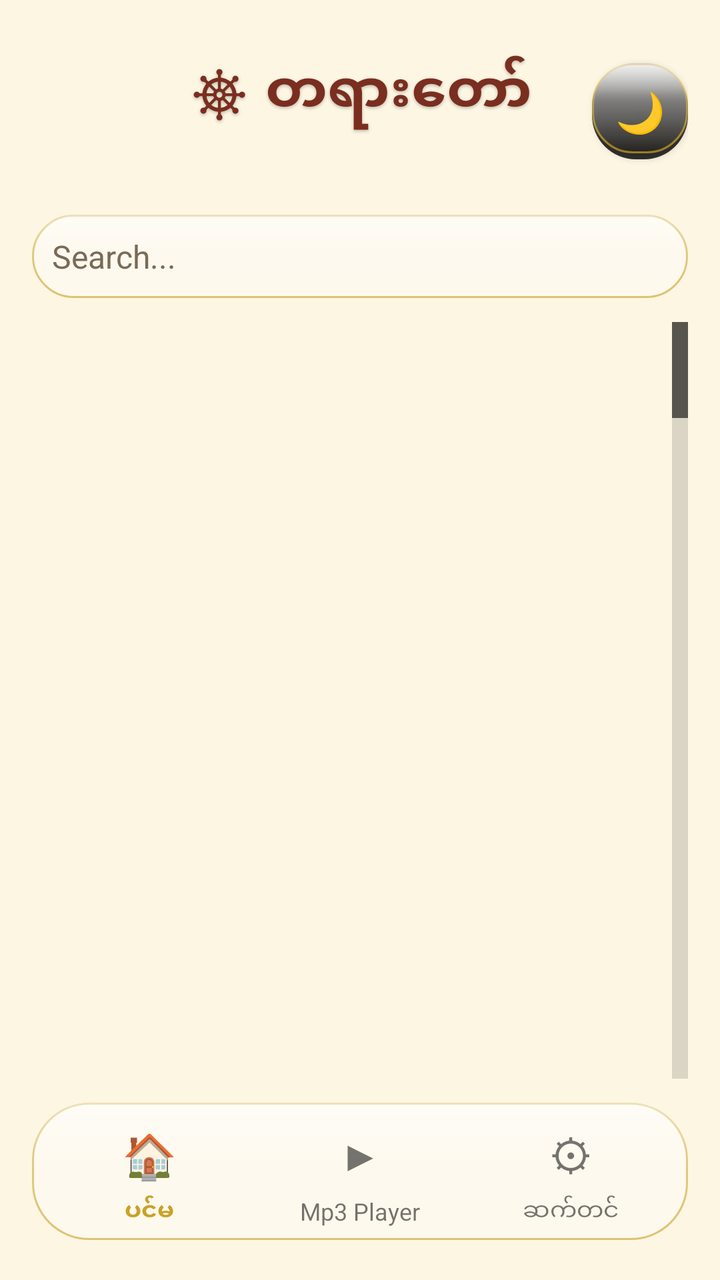
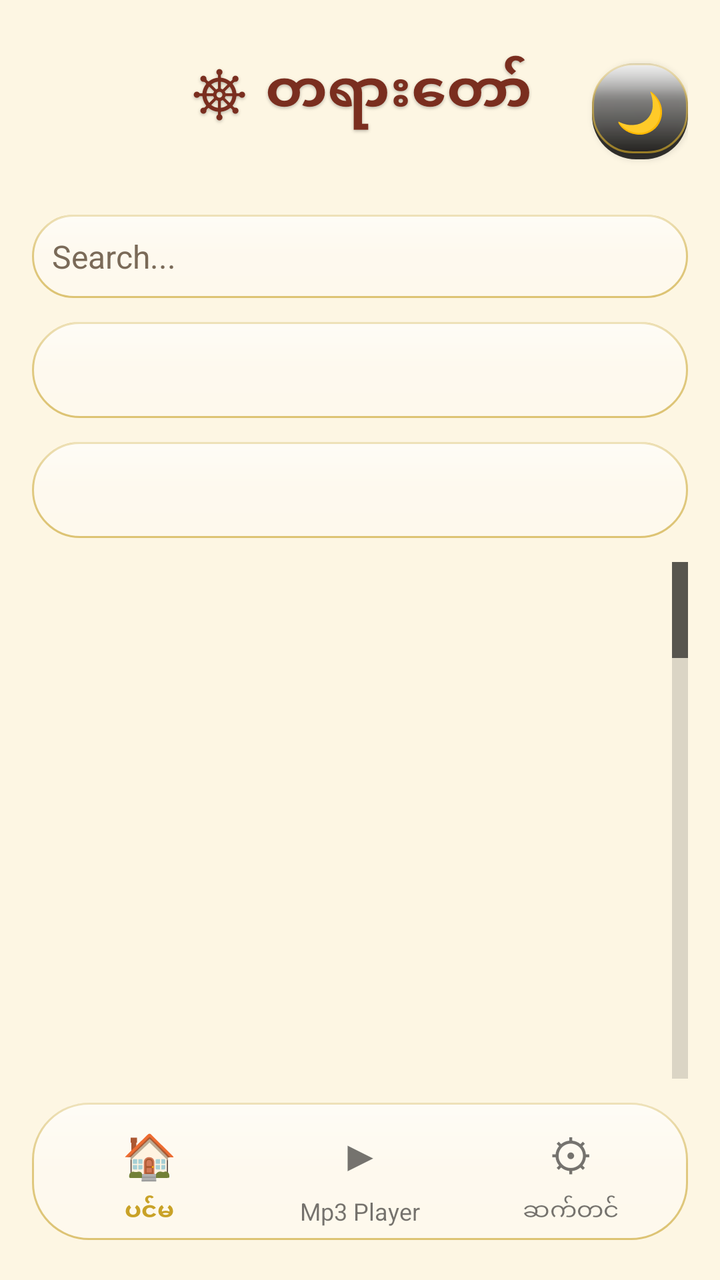

Before-and-after screenshots of an Android layout around one commit, followed by the original layout XML and the change that was made.
<!-- AndroidManifest.xml: application theme AppTheme -->
<!-- res/layout/activity_main.xml -->
<?xml version="1.0" encoding="utf-8"?>
<LinearLayout xmlns:android="http://schemas.android.com/apk/res/android"
    android:id="@+id/root"
    android:layout_width="match_parent"
    android:layout_height="match_parent"
    android:background="@color/bg"
    android:orientation="vertical"
    android:padding="16dp">
    <RelativeLayout
        android:layout_width="match_parent"
        android:layout_height="wrap_content">
        <TextView
            android:id="@+id/titleText"
            android:layout_width="wrap_content"
            android:layout_height="wrap_content"
            android:layout_centerHorizontal="true"
            android:text="☸ တရားတော်"
            android:shadowColor="#40000000"
            android:shadowDx="0"
            android:shadowDy="2"
            android:shadowRadius="4"
            android:textColor="@color/maroon"
            android:textSize="28sp"
            android:textStyle="bold" />
        
        <Button
            android:id="@+id/themeToggle"
            android:layout_width="48dp"
            android:layout_height="48dp"
            android:layout_alignParentRight="true"
            android:layout_centerVertical="true"
            android:background="@drawable/glass_icon_3d"
            android:text="🌙"
            android:contentDescription="နေ့/ည ပြောင်းရန်"
            android:textColor="@color/maroon"
            android:textSize="20sp" />
    </RelativeLayout>
    <EditText
        android:id="@+id/search"
        android:layout_width="match_parent"
        android:layout_height="wrap_content"
        android:layout_marginTop="12dp"
        android:background="@drawable/search_bg"
        android:hint="Search..."
        android:padding="10dp"
        android:textColor="@color/ink"
        android:textColorHint="@color/muted"
        android:textSize="16sp" />
    <GridView
        android:id="@+id/grid"
        android:layout_width="match_parent"
        android:layout_height="0dp"
        android:layout_marginTop="12dp"
        android:layout_weight="1"
        android:fastScrollEnabled="true"
        android:horizontalSpacing="12dp"
        android:numColumns="4"
        android:stretchMode="columnWidth"
        android:verticalSpacing="12dp" />
    <LinearLayout
        android:id="@+id/nowStrip"
        android:layout_width="match_parent"
        android:layout_height="wrap_content"
        android:layout_marginTop="12dp"
        android:background="@drawable/nav_glass"
        android:orientation="vertical"
        android:padding="10dp"
        android:visibility="gone">
        <LinearLayout
            android:layout_width="match_parent"
            android:layout_height="wrap_content"
            android:gravity="center_vertical"
            android:orientation="horizontal">
            <com.h2h.dhamma.CircleImageView
                android:id="@+id/nowStripPhoto"
                android:layout_width="44dp"
                android:layout_height="44dp"
                android:layout_marginEnd="10dp"
                android:scaleType="centerCrop"
                android:visibility="gone" />
            <LinearLayout
                android:layout_width="0dp"
                android:layout_height="wrap_content"
                android:layout_weight="1"
                android:orientation="vertical">
                <TextView
                    android:id="@+id/nowStripText"
                    android:layout_width="match_parent"
                    android:layout_height="wrap_content"
                    android:ellipsize="end"
                    android:maxLines="1"
                    android:textColor="@color/gold"
                    android:textSize="14sp"
                    android:textStyle="bold" />
                <TextView
                    android:id="@+id/nowStripSub"
                    android:layout_width="match_parent"
                    android:layout_height="wrap_content"
                    android:ellipsize="end"
                    android:maxLines="1"
                    android:textColor="@color/muted"
                    android:textSize="12sp" />
            </LinearLayout>
        </LinearLayout>
        
            <LinearLayout
                android:layout_width="match_parent"
                android:layout_height="wrap_content"
                android:gravity="center_horizontal"
                android:orientation="horizontal">
            <TextView
                android:id="@+id/nowStripPrev"
                android:background="?android:attr/selectableItemBackgroundBorderless"
                android:layout_margin="2dp"
                android:layout_width="48dp"
                android:layout_height="48dp"
                android:gravity="center"
                android:includeFontPadding="false"
                android:text="⏮"
                android:textColor="#FFFFFF"
                android:textSize="24sp" />
            <TextView
                android:id="@+id/nowStripToggle"
                android:background="?android:attr/selectableItemBackgroundBorderless"
                android:layout_margin="2dp"
                android:layout_width="48dp"
                android:layout_height="48dp"
                android:gravity="center"
                android:includeFontPadding="false"
                android:text="▶"
                android:textColor="#FFFFFF"
                android:textSize="24sp" />
            <TextView
                android:id="@+id/nowStripNext"
                android:background="?android:attr/selectableItemBackgroundBorderless"
                android:layout_margin="2dp"
                android:layout_width="48dp"
                android:layout_height="48dp"
                android:gravity="center"
                android:includeFontPadding="false"
                android:text="⏭"
                android:textColor="#FFFFFF"
                android:textSize="24sp" />

            
            
            
            </LinearLayout>
        
        <ProgressBar
            android:id="@+id/nowStripProgress"
            style="?android:attr/progressBarStyleHorizontal"
            android:layout_width="match_parent"
            android:layout_height="4dp"
            android:layout_marginTop="6dp"
            android:max="1000"
            android:progress="0"
            android:progressBackgroundTint="#40C9A227"
            android:progressTint="#C9A227" />
    </LinearLayout>
    <LinearLayout
        android:id="@+id/navBar"
        android:layout_width="match_parent"
        android:layout_height="wrap_content"
        android:background="@drawable/nav_glass"
        android:layout_marginTop="12dp"
        android:layout_marginBottom="4dp"
        android:elevation="8dp"
        android:orientation="horizontal"
        android:padding="6dp">
        <LinearLayout
            android:id="@+id/navMainItem"
            android:layout_width="0dp"
            android:layout_height="wrap_content"
            android:layout_weight="1"
            android:gravity="center"
            android:orientation="vertical">
            
            <TextView
                android:id="@+id/navMainIcon"
                android:layout_width="40dp"
                android:layout_height="40dp"
                android:background="?android:attr/selectableItemBackgroundBorderless"
                android:gravity="center"
                android:text="🏠"
                android:textColor="@color/gold"
                android:textSize="22sp" />
            <TextView
                android:id="@+id/navMainLabel"
                android:layout_width="wrap_content"
                android:layout_height="wrap_content"
                android:text="ပင်မ"
                android:textColor="@color/gold"
                android:textSize="12sp"
                android:textStyle="bold" />
        </LinearLayout>
        <LinearLayout
            android:id="@+id/navPlayerItem"
            android:layout_width="0dp"
            android:layout_height="wrap_content"
            android:layout_weight="1"
            android:gravity="center"
            android:orientation="vertical">
            <TextView
                android:id="@+id/navPlayerIcon"
                android:layout_width="40dp"
                android:layout_height="40dp"
                android:background="?android:attr/selectableItemBackgroundBorderless"
                android:gravity="center"
                android:text="▶"
                android:textSize="22sp" />
            <TextView
                android:id="@+id/navPlayerLabel"
                android:layout_width="wrap_content"
                android:layout_height="wrap_content"
                android:text="Mp3 Player"
                android:textSize="12sp" />
        </LinearLayout>
        <LinearLayout
            android:id="@+id/navSettingsItem"
            android:layout_width="0dp"
            android:layout_height="wrap_content"
            android:layout_weight="1"
            android:gravity="center"
            android:orientation="vertical">
            <TextView
                android:id="@+id/navSettingsIcon"
                android:layout_width="40dp"
                android:layout_height="40dp"
                android:background="?android:attr/selectableItemBackgroundBorderless"
                android:gravity="center"
                android:text="⚙"
                android:textSize="22sp" />
            <TextView
                android:id="@+id/navSettingsLabel"
                android:layout_width="wrap_content"
                android:layout_height="wrap_content"
                android:text="ဆက်တင်"
                android:textSize="12sp" />
        </LinearLayout>
    </LinearLayout>
</LinearLayout>
<!-- resources referenced by this layout -->
<resources>
  <color name="bg">#FDF6E3</color>
  <color name="gold">#C9A227</color>
  <color name="ink">#3B2314</color>
  <color name="maroon">#7A2E1F</color>
  <color name="muted">#7A6A58</color>
  <!-- drawable glass_icon_3d (drawable) -->
  <?xml version="1.0" encoding="utf-8"?>
  <layer-list xmlns:android="http://schemas.android.com/apk/res/android">
      
      <item>
          <shape android:shape="rectangle">
              <solid android:color="#CC000000" />
              <corners android:radius="22dp" />
          </shape>
      </item>
      
      <item android:bottom="3dp">
          <shape android:shape="rectangle">
              <gradient
                  android:angle="270"
                  android:startColor="#CCFFFFFF"
                  android:centerColor="#40FFFFFF"
                  android:centerY="0.42"
                  android:endColor="#33000000"
                  android:type="linear" />
              <stroke android:width="1dp" android:color="#B3C9A227" />
              <corners android:radius="20dp" />
          </shape>
      </item>
      
      <item android:bottom="3dp">
          <shape android:shape="rectangle">
              <gradient
                  android:angle="270"
                  android:startColor="#99FFFFFF"
                  android:centerColor="#33FFFFFF"
                  android:centerY="0.35"
                  android:endColor="#00FFFFFF"
                  android:type="linear" />
              <corners android:radius="20dp" />
          </shape>
      </item>
  </layer-list>
  <!-- drawable nav_glass (drawable) -->
  <?xml version="1.0" encoding="utf-8"?>
  <layer-list xmlns:android="http://schemas.android.com/apk/res/android">
      <item>
          <shape android:shape="rectangle">
              <solid android:color="#59FFFFFF" />
              <stroke android:width="1dp" android:color="#99C9A227" />
              <corners android:radius="28dp" />
          </shape>
      </item>
      <item>
          <shape android:shape="rectangle">
              <gradient android:angle="270" android:startColor="#80FFFFFF" android:centerColor="#1AFFFFFF" android:centerY="0.45" android:endColor="#00FFFFFF" android:type="linear" />
              <corners android:radius="28dp" />
          </shape>
      </item>
  </layer-list>
  <!-- drawable search_bg (drawable) -->
  <?xml version="1.0" encoding="utf-8"?>
  <layer-list xmlns:android="http://schemas.android.com/apk/res/android">
      <item>
          <shape android:shape="rectangle">
              <solid android:color="#59FFFFFF" />
              <stroke android:width="1dp" android:color="#99C9A227" />
              <corners android:radius="28dp" />
          </shape>
      </item>
      <item>
          <shape android:shape="rectangle">
              <gradient android:angle="270" android:startColor="#80FFFFFF" android:centerColor="#1AFFFFFF" android:centerY="0.45" android:endColor="#00FFFFFF" android:type="linear" />
              <corners android:radius="28dp" />
          </shape>
      </item>
  </layer-list>
  <style name="AppTheme" parent="android:Theme.Material.Light.NoActionBar">
          <item name="android:colorPrimary">@color/maroon</item>
          <item name="android:colorPrimaryDark">@color/maroon</item>
          <item name="android:colorAccent">@color/gold</item>
          <item name="android:windowBackground">@color/bg</item>
          <item name="android:textColorPrimary">@color/ink</item>
      </style>
</resources>

<!-- the commit's change to res/layout/activity_main.xml (unified diff, before → after) -->
@@ -46,6 +46,28 @@
         android:textColor="@color/ink"
         android:textColorHint="@color/muted"
         android:textSize="16sp" />
+    
+    <Button
+        android:id="@+id/playlistBtn"
+        android:layout_width="match_parent"
+        android:layout_height="wrap_content"
+        android:layout_marginTop="12dp"
+        android:background="@drawable/nav_glass"
+        android:padding="10dp"
+        android:textColor="#C9A227"
+        android:textSize="16sp"
+        android:textStyle="bold" />
+    
+    <Button
+        android:id="@+id/historyBtn"
+        android:layout_width="match_parent"
+        android:layout_height="wrap_content"
+        android:layout_marginTop="12dp"
+        android:background="@drawable/nav_glass"
+        android:padding="10dp"
+        android:textColor="#C9A227"
+        android:textSize="16sp"
+        android:textStyle="bold" />
     <GridView
         android:id="@+id/grid"
         android:layout_width="match_parent"
